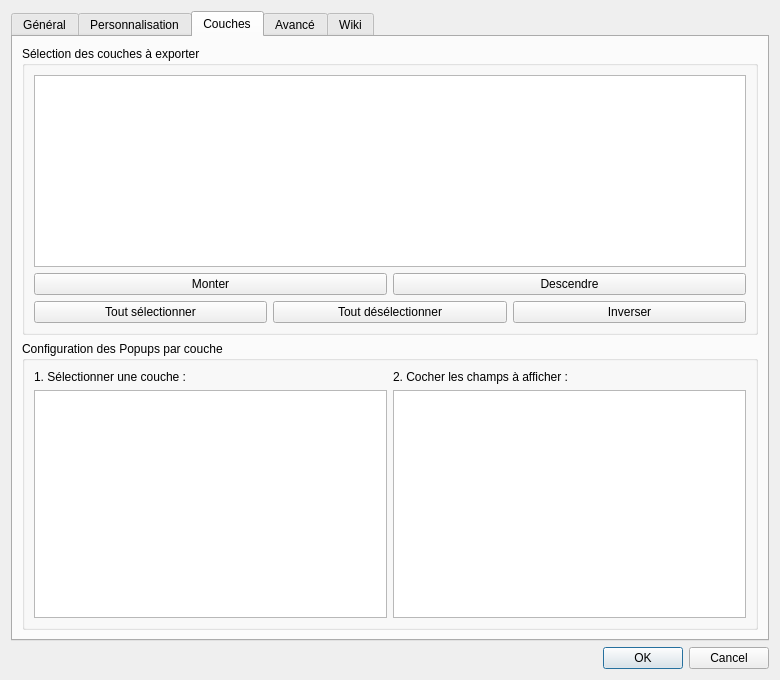
This is universal_map2web_dialog_base.ui in geomatic-web/universal_map2web as Qt 5 draws it before an edit. The edited form follows.
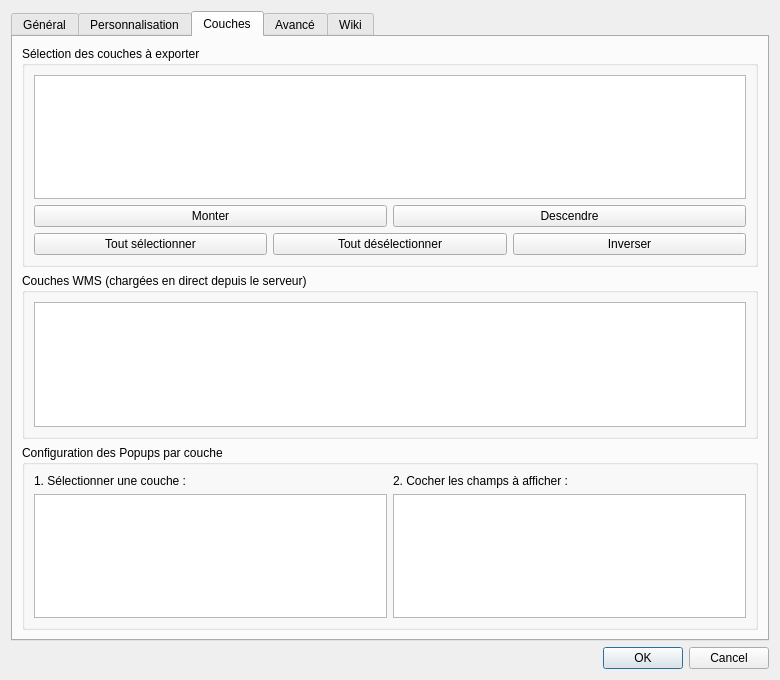
This is the edited form. The open tabs and pages were chosen to show the change.

Diff of the .ui file:
```diff
--- a/universal_map2web_dialog_base.ui
+++ b/universal_map2web_dialog_base.ui
@@ -351,6 +351,18 @@
          </layout>
         </widget>
        </item>
+       <item>
+        <widget class="QGroupBox" name="groupCouchesWMS">
+         <property name="title">
+          <string>Couches WMS (chargées en direct depuis le serveur)</string>
+         </property>
+         <layout class="QVBoxLayout" name="verticalLayout_wms">
+          <item>
+           <widget class="QListWidget" name="listCouchesWMS"/>
+          </item>
+         </layout>
+        </widget>
+       </item>
        <item>
         <widget class="QGroupBox" name="groupPopupsConfiguration">
          <property name="title">
```
